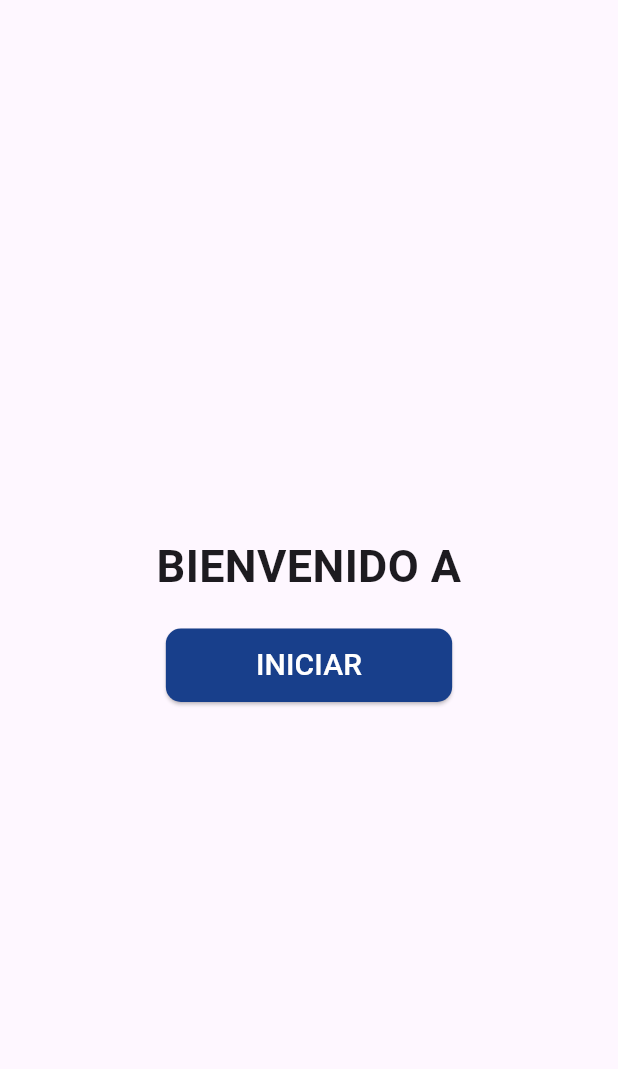
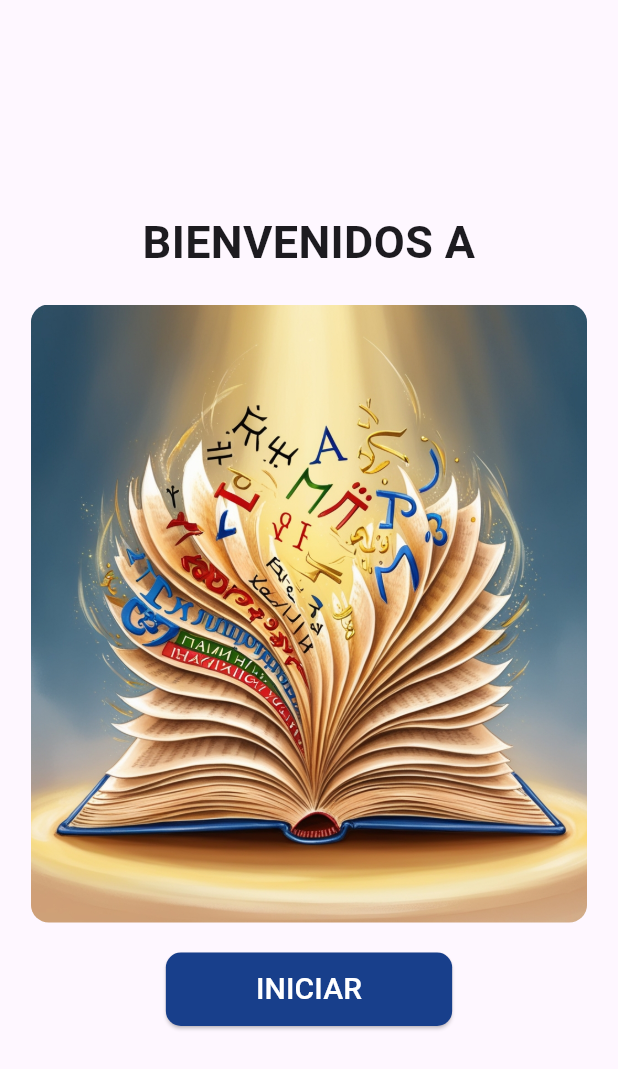
Before and after one commit to Edwin-DEV-py/profesores2, a Flutter app: the Home screen opened by its route, on a phone screen of 412 x 824 dp. Shown: the top 1069 px of the screen. Run offline on Flutter 3.47's test engine with Material 3 defaults, Android fonts, the phone set to English and light mode, and no system bars; our stand-ins replace curved_navigation_bar, get, shared_preferences, youtube_player_flutter; accounts and stored records are empty.

Commit message:
listo el home

```diff
--- a/lib/views/home.dart
+++ b/lib/views/home.dart
@@ -16,7 +16,22 @@ class Home extends StatelessWidget {
         child: Column(
           mainAxisAlignment: MainAxisAlignment.center,
           children: [
-            titulos1('BIENVENIDO A'),
+            titulos1('BIENVENIDOS A'),
+            SizedBox(height: 20,),
+            Container(
+              width: MediaQuery.of(context).size.width * 0.9,
+              decoration: BoxDecoration(
+                borderRadius: BorderRadius.circular(12),
+              ),
+              child: ClipRRect(
+                borderRadius: BorderRadius.circular(12),
+                child: Image.asset(
+                  'assets/portada.jpeg',
+                  fit: BoxFit.cover,
+                  height: MediaQuery.of(context).size.width
+                ),
+              ),
+            ),
             SizedBox(height: 20,),
             btnAzul1('INICIAR', () => Get.to(() => PrincipalView(), duration: Duration(milliseconds: 300)))
           ],
--- a/lib/views/modulos/subModulos/submodulosPostlectura/post2.dart
+++ b/lib/views/modulos/subModulos/submodulosPostlectura/post2.dart
@@ -17,7 +17,7 @@ class Post2 extends StatelessWidget {
       body: Center(
         child: Column(
           children: [
-            titulos2Modulos('POSTLECTURA 1'),
+            titulos2Modulos('POSTLECTURA 2'),
             Expanded(
               child: Padding(
                 padding: EdgeInsets.all(20.0),
--- a/lib/views/modulos/subModulos/submodulosPostlectura/post3.dart
+++ b/lib/views/modulos/subModulos/submodulosPostlectura/post3.dart
@@ -17,7 +17,7 @@ class Post3 extends StatelessWidget {
       body: Center(
         child: Column(
           children: [
-            titulos2Modulos('POSTLECTURA 1'),
+            titulos2Modulos('POSTLECTURA 3'),
             Expanded(
               child: Padding(
                 padding: EdgeInsets.all(20.0),
--- a/pubspec.yaml
+++ b/pubspec.yaml
@@ -44,3 +44,4 @@ flutter:
     - assets/pdf.png
     - assets/libro2.png
     - assets/partes.png
+    - assets/portada.jpeg
```
Also changed, not shown: lib/views/modulos/subModulos/lectura.dart (+6 -3 lines), assets/portada.jpeg (added).
